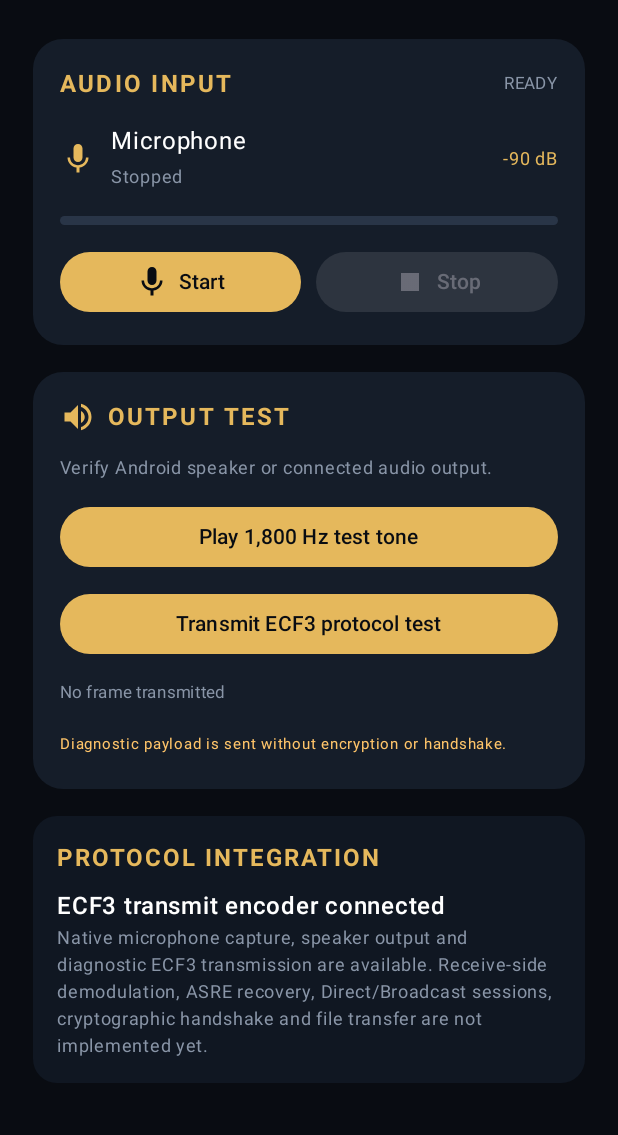
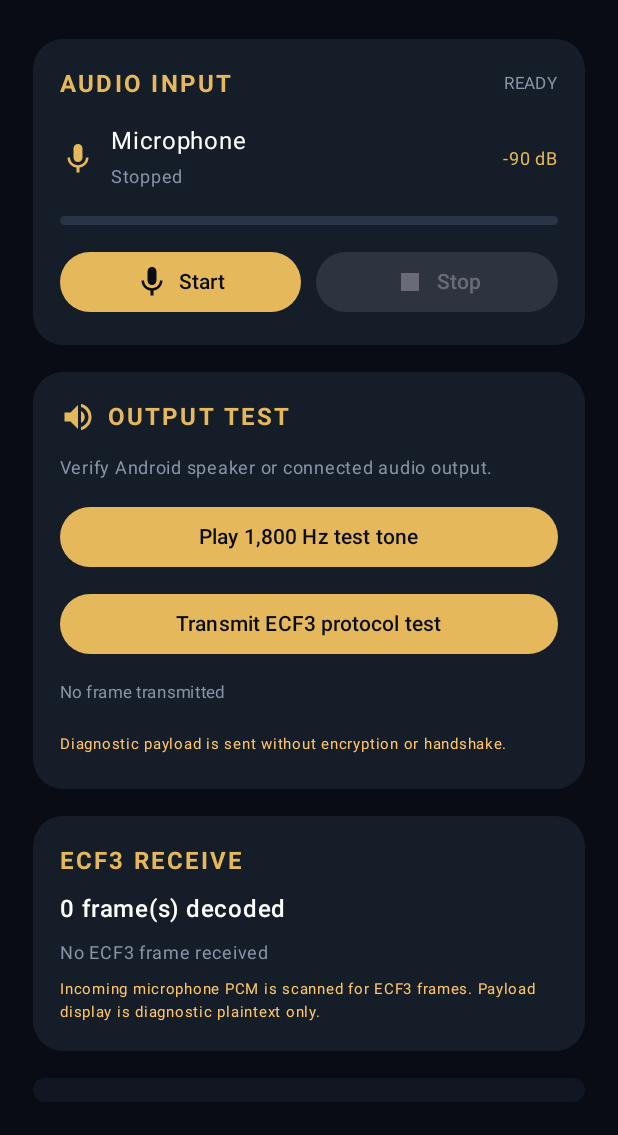
Before and after one commit to KHOSROW-II/echocrypt, an Android app built with Jetpack Compose: the screen it shows after launch (MainActivity), on a phone screen of 412 x 824 dp, the part 101-1236 px from its top. Run offline under Robolectric (Android 15) with nearby library versions, the phone set to English and light mode, and no system bars.

Commit message:
feat(android): connect microphone stream to ECF3 receiver UI

```diff
--- a/android/app/src/main/java/org/echocrypt/android/MainActivity.kt
+++ b/android/app/src/main/java/org/echocrypt/android/MainActivity.kt
@@ -36,6 +36,12 @@ private val Muted = Color(0xFF8995A7)
 class MainActivity : ComponentActivity() {
     private val engine = AndroidAudioEngine()
     private val executor = Executors.newSingleThreadExecutor()
+    private val receiveExecutor = ThreadPoolExecutor(
+        1, 1, 0L, TimeUnit.MILLISECONDS,
+        ArrayBlockingQueue(64),
+        ThreadPoolExecutor.AbortPolicy()
+    )
+    private val streamReceiver = NativeStreamReceiver()
     private var permissionResult: ((Boolean) -> Unit)? = null
     private val permissionRequest = registerForActivityResult(ActivityResultContracts.RequestPermission()) {
         permissionResult?.invoke(it)
@@ -51,6 +57,9 @@ class MainActivity : ComponentActivity() {
             var error by remember { mutableStateOf<String?>(null) }
             var outputError by remember { mutableStateOf<String?>(null) }
             var modemStatus by remember { mutableStateOf("No frame transmitted") }
+            var receivedCount by remember { mutableIntStateOf(0) }
+            var lastReceived by remember { mutableStateOf("No ECF3 frame received") }
+            var receiveError by remember { mutableStateOf<String?>(null) }
 
             val hasPermission = {
                 ContextCompat.checkSelfPermission(this, Manifest.permission.RECORD_AUDIO) ==
@@ -58,11 +67,37 @@ class MainActivity : ComponentActivity() {
             }
             val start = {
                 error = null
+                receiveError = null
+                streamReceiver.reset()
                 executor.execute {
                     try {
-                        engine.startCapture({ value -> runOnUiThread { level = value } }, { message ->
-                            runOnUiThread { listening = false; status = "AUDIO ERROR"; error = message }
-                        })
+                        engine.startCapture(
+                            onLevel = { value -> runOnUiThread { level = value } },
+                            onError = { message ->
+                                runOnUiThread { listening = false; status = "AUDIO ERROR"; error = message }
+                            },
+                            onPcm = { pcm ->
+                                try {
+                                    receiveExecutor.execute {
+                                        val frames = streamReceiver.push(pcm)
+                                        if (frames.isNotEmpty()) {
+                                            runOnUiThread {
+                                                receivedCount += frames.size
+                                                lastReceived = frames.joinToString(" · ") { frame ->
+                                                    frame.payload.toString(Charsets.UTF_8)
+                                                        .replace(Regex("[^\\x20-\\x7E]"), "�")
+                                                        .take(96)
+                                                }
+                                            }
+                                        }
+                                    }
+                                } catch (_: RejectedExecutionException) {
+                                    runOnUiThread {
+                                        receiveError = "Receive processing overloaded; audio chunks were dropped."
+                                    }
+                                }
+                            }
+                        )
                     } catch (e: Exception) {
                         runOnUiThread { listening = false; status = "AUDIO ERROR"; error = e.message }
                     }
@@ -174,6 +209,18 @@ class MainActivity : ComponentActivity() {
                             }
                         }
 
+
+                        Card(colors = CardDefaults.cardColors(containerColor = Panel),
+                            shape = RoundedCornerShape(20.dp), modifier = Modifier.fillMaxWidth()) {
+                            Column(Modifier.padding(18.dp), verticalArrangement = Arrangement.spacedBy(8.dp)) {
+                                Text("ECF3 RECEIVE", color = Gold, fontWeight = FontWeight.Bold, letterSpacing = 1.4.sp)
+                                Text("$receivedCount frame(s) decoded", fontWeight = FontWeight.SemiBold)
+                                Text(lastReceived, color = Muted, fontSize = 12.sp, lineHeight = 18.sp)
+                                receiveError?.let { Text(it, color = Color(0xFFFF7777), fontSize = 11.sp) }
+                                Text("Incoming microphone PCM is scanned for ECF3 frames. Payload display is diagnostic plaintext only.",
+                                    color = Color(0xFFFFC56A), fontSize = 10.sp, lineHeight = 15.sp)
+                            }
+                        }
                         Card(colors = CardDefaults.cardColors(containerColor = Color(0xFF101722)),
                             shape = RoundedCornerShape(16.dp), modifier = Modifier.fillMaxWidth()) {
                             Column(Modifier.padding(16.dp)) {
@@ -197,6 +244,7 @@ class MainActivity : ComponentActivity() {
     override fun onDestroy() {
         engine.release()
         executor.shutdownNow()
+        receiveExecutor.shutdownNow()
         super.onDestroy()
     }
 }
```
